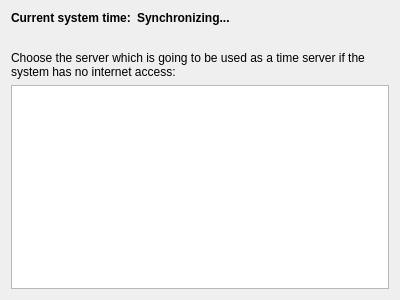
Old version of the form client/src/ui/widgets/settings/time_server_selection_widget.ui in the repository networkoptix/nx_open.
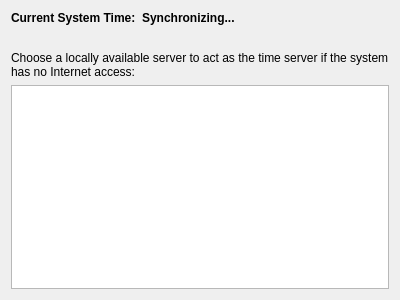
New version of the form.

```diff
--- a/client/src/ui/widgets/settings/time_server_selection_widget.ui
+++ b/client/src/ui/widgets/settings/time_server_selection_widget.ui
@@ -22,7 +22,7 @@
         </font>
        </property>
        <property name="text">
-        <string>Current system time:</string>
+        <string>Current System Time:</string>
        </property>
       </widget>
      </item>
@@ -51,7 +51,7 @@
    <item>
     <widget class="QLabel" name="descriptionLabel">
      <property name="text">
-      <string>Choose the server which is going to be used as a time server if the system has no internet access:</string>
+      <string>Choose a locally available server to act as the time server if the system has no Internet access:</string>
      </property>
      <property name="wordWrap">
       <bool>true</bool>
```
